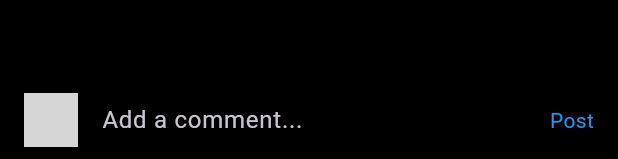
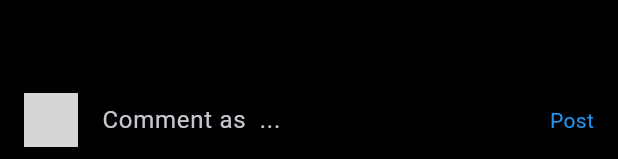
Before and after one commit to Kapil619/FlutterGram, a Flutter app: the PostCard widget shown alone on an empty page, opened directly with empty values, after a tap on the "mode comment" icon, on a phone screen of 412 x 824 dp. Shown: the part 1074-1233 px from the top of the screen. Run offline on Flutter 3.47's test engine with Material 3 defaults, Android fonts, the phone set to English and light mode, and no system bars; our stand-ins replace cloud_firestore, firebase_auth, firebase_core, firebase_storage, flutter_svg, image_picker; accounts and stored records are empty; network calls fail; grey boxes are pictures that could not be loaded.

Commit message:
Storing comments on firebase in sepearate collection under posts

```diff
--- a/lib/screens/comment_screen.dart
+++ b/lib/screens/comment_screen.dart
@@ -1,17 +1,31 @@
 import 'package:flutter/material.dart';
+import 'package:fluttergram/models/user.dart';
+import 'package:fluttergram/providers/user_provider.dart';
+import 'package:fluttergram/resources/firestore_methods.dart';
 import 'package:fluttergram/utils/colors.dart';
 import 'package:fluttergram/widgets/comment_card.dart';
+import 'package:provider/provider.dart';
 
 class CommentScreen extends StatefulWidget {
-  const CommentScreen({super.key});
+  final snap;
+  const CommentScreen({required this.snap, super.key});
 
   @override
   State<CommentScreen> createState() => _CommentScreenState();
 }
 
 class _CommentScreenState extends State<CommentScreen> {
+  final TextEditingController _commentController = TextEditingController();
+
+  @override
+  void dispose() {
+    super.dispose();
+    _commentController.dispose();
+  }
+
   @override
   Widget build(BuildContext context) {
+    final User user = Provider.of<UserProvider>(context).getUser;
     return Scaffold(
       //appBar
       appBar: AppBar(
@@ -33,21 +47,30 @@ class _CommentScreenState extends State<CommentScreen> {
           ),
           child: Row(
             children: [
-              const CircleAvatar(
-                backgroundImage: NetworkImage('https://picsum.photos/200'),
+              CircleAvatar(
+                backgroundImage: NetworkImage(user.photoUrl),
                 radius: 18,
               ),
-              const Expanded(
+              Expanded(
                 child: Padding(
-                  padding: EdgeInsets.only(left: 16, right: 8),
+                  padding: const EdgeInsets.only(left: 16, right: 8),
                   child: TextField(
+                    controller: _commentController,
                     decoration: InputDecoration(
-                        hintText: 'Add a comment...', border: InputBorder.none),
+                        hintText: 'Comment as ${user.username} ...',
+                        border: InputBorder.none),
                   ),
                 ),
               ),
               InkWell(
-                onTap: () {},
+                onTap: () async {
+                  await FirestoreMethods().postComment(
+                      widget.snap['postId'],
+                      _commentController.text,
+                      user.uid,
+                      user.username,
+                      user.photoUrl);
+                },
                 child: Container(
                   padding:
                       const EdgeInsets.symmetric(vertical: 8, horizontal: 8),
--- a/lib/widgets/comment_card.dart
+++ b/lib/widgets/comment_card.dart
@@ -15,7 +15,7 @@ class _CommentCardState extends State<CommentCard> {
       child: Row(
         children: [
           const CircleAvatar(
-            backgroundImage: NetworkImage(''),
+            backgroundImage: NetworkImage('https://picsum.photos/200'),
             radius: 18,
           ),
           Expanded(
--- a/lib/widgets/post_card.dart
+++ b/lib/widgets/post_card.dart
@@ -147,7 +147,9 @@ class _PostCardState extends State<PostCard> {
               IconButton(
                 onPressed: () => Navigator.of(context).push(
                   MaterialPageRoute(
-                    builder: (context) => CommentScreen(),
+                    builder: (context) => CommentScreen(
+                      snap: widget.snap,
+                    ),
                   ),
                 ),
                 icon: const Icon(
```
Also changed, not shown: lib/resources/firestore_methods.dart (+26 -0 lines).
